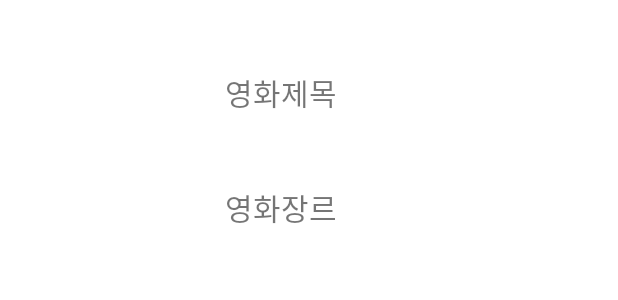
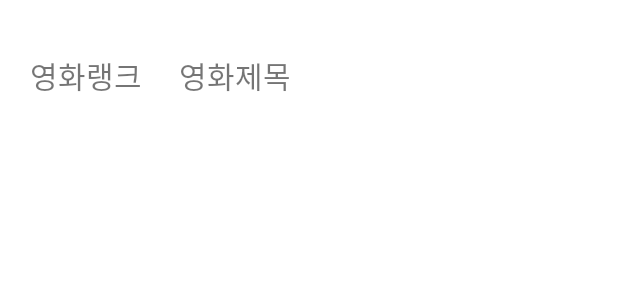
Before and after one commit to Jaehi/R_Practice, an Android app: the layout item_recycler_main.xml on its own in the app's theme, with its tools: preview values and no code run, on a phone screen of 412 x 824 dp. Shown: the top 300 px of the screen. Run offline under Robolectric (Android 15) with nearby library versions, the phone set to English and light mode, and no system bars.

```diff
--- a/app/build.gradle
+++ b/app/build.gradle
@@ -30,7 +30,9 @@ android {
     kotlinOptions {
         jvmTarget = '1.8'
     }
+
 }
+
 
 dependencies {
 
--- a/app/src/main/AndroidManifest.xml
+++ b/app/src/main/AndroidManifest.xml
@@ -1,19 +1,18 @@
 <?xml version="1.0" encoding="utf-8"?>
-
 <manifest xmlns:android="http://schemas.android.com/apk/res/android"
     package="com.applemango.r_practice">
 
     <uses-permission android:name="android.permission.INTERNET" />
 
     <application
-        android:networkSecurityConfig="@xml/network_security_config"
         android:allowBackup="true"
         android:icon="@mipmap/ic_launcher"
         android:label="@string/app_name"
+        android:networkSecurityConfig="@xml/network_security_config"
         android:roundIcon="@mipmap/ic_launcher_round"
         android:supportsRtl="true"
         android:theme="@style/Theme.R_practice">
-
+        <activity android:name=".ResultActivity"></activity>
         <activity android:name=".MainActivity">
             <intent-filter>
                 <action android:name="android.intent.action.MAIN" />
--- a/app/src/main/java/com/applemango/r_practice/MoviePosterAPI.kt
+++ b/app/src/main/java/com/applemango/r_practice/NaverAPI.kt
@@ -5,7 +5,7 @@ import retrofit2.http.GET
 import retrofit2.http.Header
 import retrofit2.http.Query
 
-interface MoviePosterAPI {
+interface NaverAPI {
     @GET("https://openapi.naver.com/v1/search/movie.json")
     fun getPoster(
             @Header("X-Naver-Client-Id") clientID : String? ,
@@ -13,5 +13,5 @@ interface MoviePosterAPI {
             @Query("query") query : String?,
            // @Query("image") image : String?,
            // @Query("title") title : String?
-    ):Call<PosterResult>
+    ):Call<NaverResult>
 }
--- a/app/src/main/java/com/applemango/r_practice/PosterResult.kt
+++ b/app/src/main/java/com/applemango/r_practice/NaverResult.kt
@@ -2,7 +2,7 @@ package com.applemango.r_practice
 
 import com.google.gson.annotations.SerializedName
 
-class PosterResult {
+class NaverResult {
     @SerializedName("items")
-    var posterresult : List<m_PosterDTO> = arrayListOf()
+    var posterresult : List<m_NaverDTO> = arrayListOf()
 }
--- a/app/src/main/java/com/applemango/r_practice/m_PosterDTO.kt
+++ b/app/src/main/java/com/applemango/r_practice/m_NaverDTO.kt
@@ -3,7 +3,7 @@ package com.applemango.r_practice
 import com.google.gson.annotations.SerializedName
 import java.io.Serializable
 
-data class m_PosterDTO (
+data class m_NaverDTO (
 
         @SerializedName("title")
         var title : String?,
--- a/app/src/main/res/layout/item_recycler_main.xml
+++ b/app/src/main/res/layout/item_recycler_main.xml
@@ -1,40 +1,34 @@
 <?xml version="1.0" encoding="utf-8"?>
 <androidx.constraintlayout.widget.ConstraintLayout xmlns:android="http://schemas.android.com/apk/res/android"
     android:layout_width="match_parent"
-    android:layout_height="200dp"
+    android:layout_height="100dp"
     xmlns:app="http://schemas.android.com/apk/res-auto">
 
-    <androidx.appcompat.widget.AppCompatImageView
-        android:id="@+id/movie_poster"
-        android:layout_width="140dp"
-        android:layout_height="180dp"
+    <TextView
+        android:id="@+id/movie_rank"
+        android:layout_width="wrap_content"
+        android:layout_height="wrap_content"
         app:layout_constraintStart_toStartOf="parent"
         app:layout_constraintTop_toTopOf="parent"
         app:layout_constraintBottom_toBottomOf="parent"
-        android:layout_marginStart="10dp"
+        android:text="영화랭크 "
+        android:textSize="20sp"
+        android:layout_marginStart="20dp"
         />
 
     <TextView
         android:id="@+id/movie_name"
         android:layout_width="wrap_content"
         android:layout_height="wrap_content"
-        app:layout_constraintStart_toEndOf="@+id/movie_poster"
+        app:layout_constraintStart_toEndOf="@+id/movie_rank"
         app:layout_constraintTop_toTopOf="parent"
-        app:layout_constraintBottom_toTopOf="@+id/movie_genre"
+        app:layout_constraintBottom_toBottomOf="parent"
         android:text="영화제목"
         android:textSize="20sp"
-        />
-    <TextView
-        android:id="@+id/movie_genre"
-        android:layout_width="wrap_content"
-        android:layout_height="wrap_content"
-        app:layout_constraintStart_toEndOf="@+id/movie_poster"
-        app:layout_constraintTop_toBottomOf="@+id/movie_name"
-        app:layout_constraintBottom_toBottomOf="parent"
-        android:text="영화장르"
-        android:textSize="20sp"
+        android:layout_marginStart="20dp"
         />
 
 
 
+
 </androidx.constraintlayout.widget.ConstraintLayout>
```
Also changed, not shown: app/src/main/java/com/applemango/r_practice/MainActivity.kt (+33 -33 lines), app/src/main/java/com/applemango/r_practice/MainAdapter.kt (+26 -6 lines), app/src/main/java/com/applemango/r_practice/NaverBuilder.kt (renamed from app/src/main/java/com/applemango/r_practice/MoviePosterBuilder.kt, +3 -4 lines), app/src/main/java/com/applemango/r_practice/ResultActivity.kt (added, +19 -0 lines), app/src/main/res/layout/activity_result.xml (added, +21 -0 lines).
